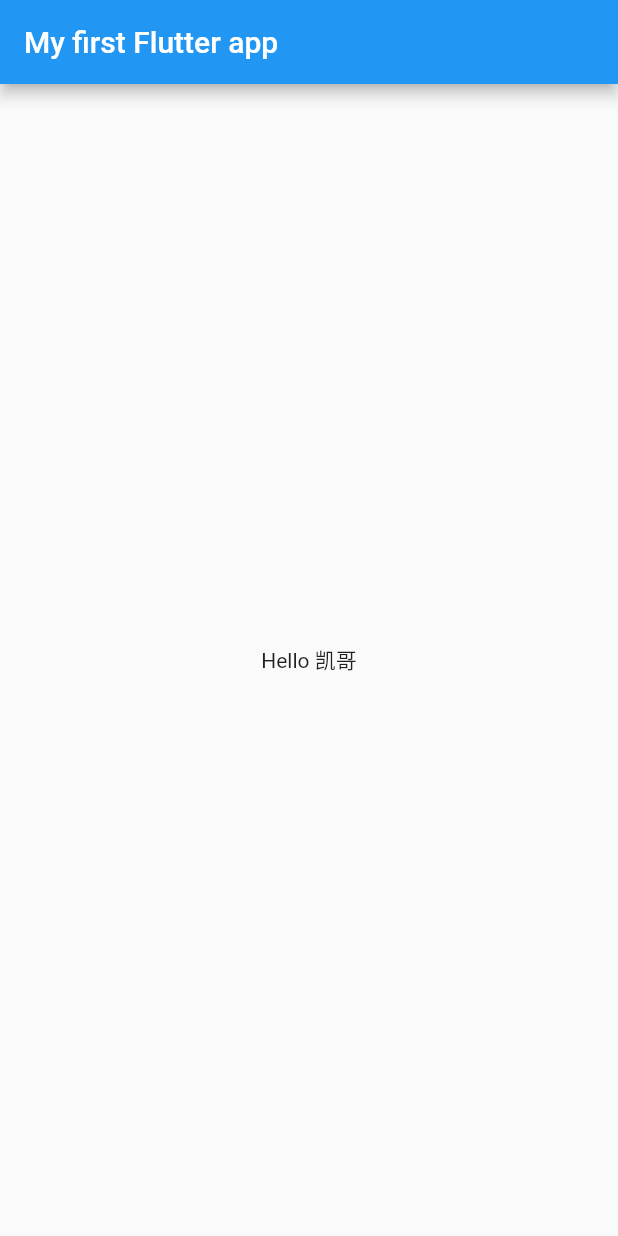
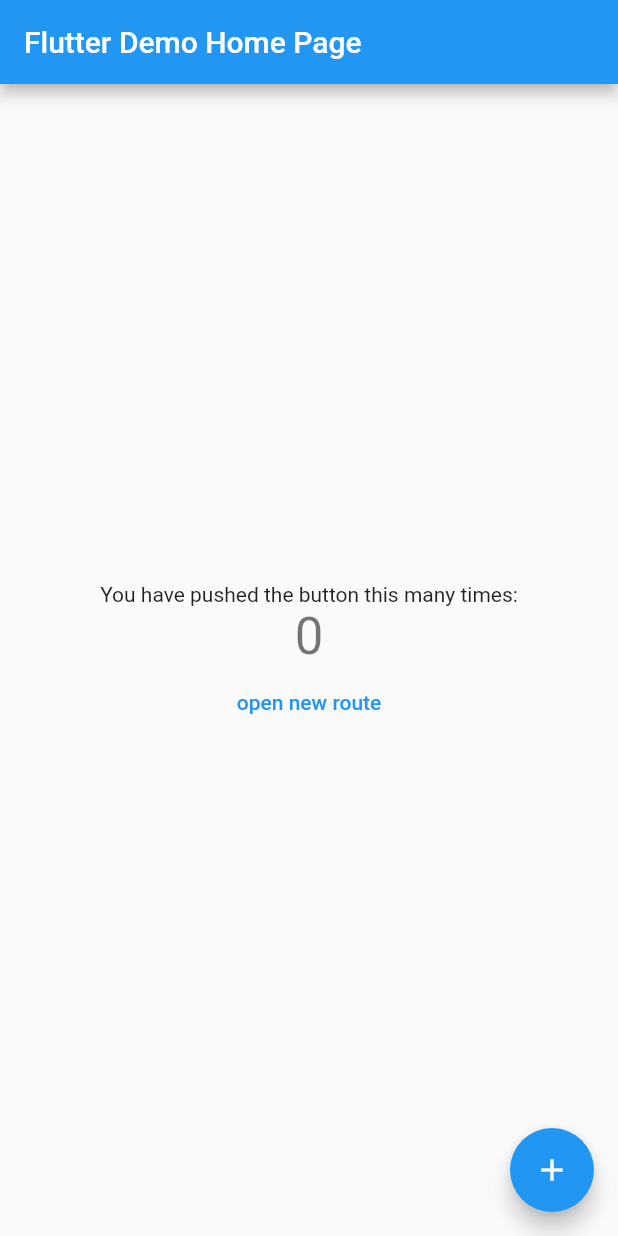
Before and after one commit to z0nka1/flutter-learning, a Flutter app: the screen it shows after launch, on a phone screen of 412 x 824 dp. Run offline on Flutter 3.47's test engine with Material 2 defaults, Android fonts, the phone set to English and light mode, and no system bars.

Commit message:
feat: use new version starter

```diff
--- a/lib/main.dart
+++ b/lib/main.dart
@@ -1,19 +1,134 @@
 import 'package:flutter/material.dart';
 
-void main() => runApp(new MyApp());
+void main() => runApp(MyApp());
 
 class MyApp extends StatelessWidget {
+  // This widget is the root of your application.
   @override
   Widget build(BuildContext context) {
-    return new MaterialApp(
-      title: 'My first Flutter app',
-      home: new Scaffold(
-        appBar: new AppBar(
-          title: new Text('My first Flutter app'),
+    return MaterialApp(
+      title: 'Flutter Demo',
+      theme: ThemeData(
+        // This is the theme of your application.
+        //
+        // Try running your application with "flutter run". You'll see the
+        // application has a blue toolbar. Then, without quitting the app, try
+        // changing the primarySwatch below to Colors.green and then invoke
+        // "hot reload" (press "r" in the console where you ran "flutter run",
+        // or simply save your changes to "hot reload" in a Flutter IDE).
+        // Notice that the counter didn't reset back to zero; the application
+        // is not restarted.
+        primarySwatch: Colors.blue,
+      ),
+      home: MyHomePage(title: 'Flutter Demo Home Page'),
+    );
+  }
+}
+
+class MyHomePage extends StatefulWidget {
+  MyHomePage({Key key, this.title}) : super(key: key);
+
+  // This widget is the home page of your application. It is stateful, meaning
+  // that it has a State object (defined below) that contains fields that affect
+  // how it looks.
+
+  // This class is the configuration for the state. It holds the values (in this
+  // case the title) provided by the parent (in this case the App widget) and
+  // used by the build method of the State. Fields in a Widget subclass are
+  // always marked "final".
+
+  final String title;
+
+  @override
+  _MyHomePageState createState() => _MyHomePageState();
+}
+
+class _MyHomePageState extends State<MyHomePage> {
+  int _counter = 0;
+
+  void _incrementCounter() {
+    setState(() {
+      // This call to setState tells the Flutter framework that something has
+      // changed in this State, which causes it to rerun the build method below
+      // so that the display can reflect the updated values. If we changed
+      // _counter without calling setState(), then the build method would not be
+      // called again, and so nothing would appear to happen.
+      _counter++;
+    });
+  }
+
+  @override
+  Widget build(BuildContext context) {
+    // This method is rerun every time setState is called, for instance as done
+    // by the _incrementCounter method above.
+    //
+    // The Flutter framework has been optimized to make rerunning build methods
+    // fast, so that you can just rebuild anything that needs updating rather
+    // than having to individually change instances of widgets.
+    return Scaffold(
+      appBar: AppBar(
+        // Here we take the value from the MyHomePage object that was created by
+        // the App.build method, and use it to set our appbar title.
+        title: Text(widget.title),
+      ),
+      body: Center(
+        // Center is a layout widget. It takes a single child and positions it
+        // in the middle of the parent.
+        child: Column(
+          // Column is also layout widget. It takes a list of children and
+          // arranges them vertically. By default, it sizes itself to fit its
+          // children horizontally, and tries to be as tall as its parent.
+          //
+          // Invoke "debug painting" (press "p" in the console, choose the
+          // "Toggle Debug Paint" action from the Flutter Inspector in Android
+          // Studio, or the "Toggle Debug Paint" command in Visual Studio Code)
+          // to see the wireframe for each widget.
+          //
+          // Column has various properties to control how it sizes itself and
+          // how it positions its children. Here we use mainAxisAlignment to
+          // center the children vertically; the main axis here is the vertical
+          // axis because Columns are vertical (the cross axis would be
+          // horizontal).
+          mainAxisAlignment: MainAxisAlignment.center,
+          children: <Widget>[
+            Text(
+              'You have pushed the button this many times:',
+            ),
+            Text(
+              '$_counter',
+              style: Theme.of(context).textTheme.display1,
+            ),
+            FlatButton(
+              child: Text("open new route"),
+              textColor: Colors.blue,
+              onPressed: () {
+                Navigator.push( context,
+                  new MaterialPageRoute(builder: (context) {
+                    return new NewRoute();
+                  }));
+              },
+            )
+          ],
         ),
-        body: new Center(
-          child: new Text('Hello 凯哥'),
-        ),
+      ),
+      floatingActionButton: FloatingActionButton(
+        onPressed: _incrementCounter,
+        tooltip: 'Increment',
+        child: Icon(Icons.add),
+      ), // This trailing comma makes auto-formatting nicer for build methods.
+    );
+  }
+}
+
+class NewRoute extends StatelessWidget {
+  @override
+  Widget build(BuildContext context) {
+    return Scaffold(
+      appBar: AppBar(
+        title: Text("new route"),
+      ),
+      body: Center(
+        child: Text("This is new route"),
       ),
     );
   }
--- a/pubspec.yaml
+++ b/pubspec.yaml
@@ -1,4 +1,4 @@
-name: flutter_app
+name: new_flutter_app
 description: A new Flutter application.
 
 # The following defines the version and build number for your application.
```
Also changed, not shown: 10 other files.
